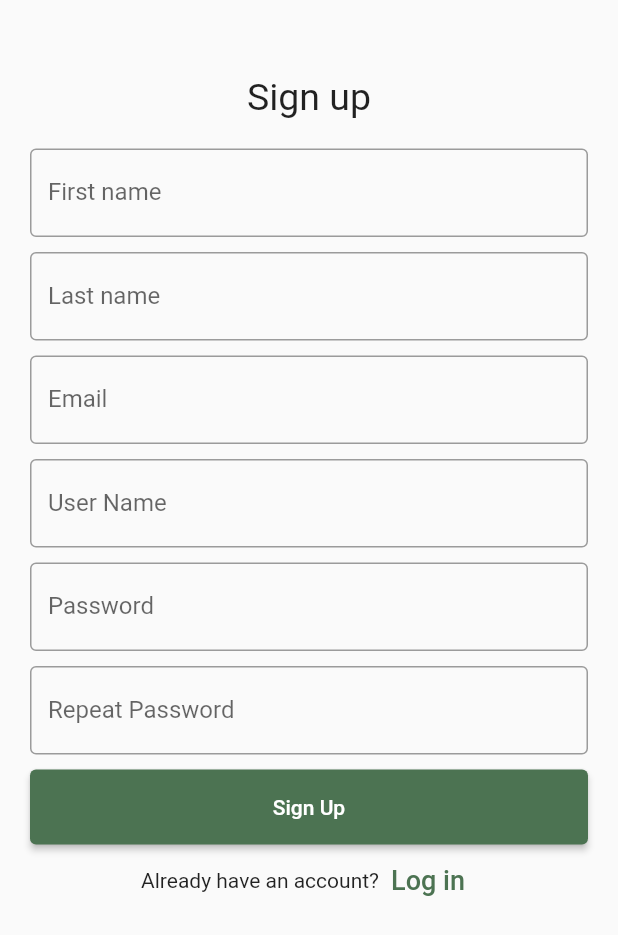
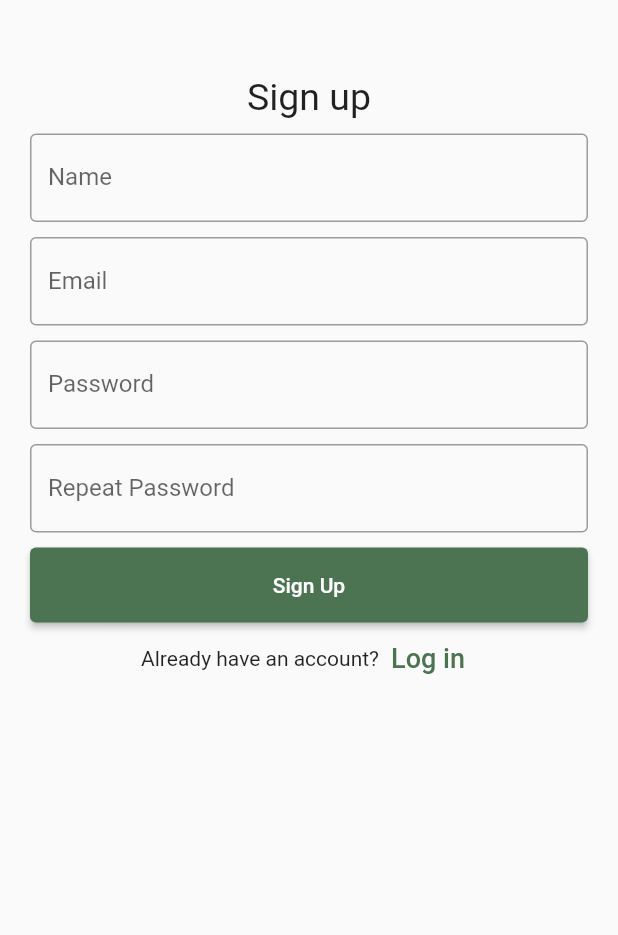
Before and after one commit to quinton2k/english-learning-for-children, a Flutter app: the SignUp screen opened directly, on a phone screen of 412 x 824 dp. Shown: the top 935 px of the screen. Run offline on Flutter 3.47's test engine with Material 2 defaults, Android fonts, the phone set to English and light mode, and no system bars; our stand-ins replace audioplayers, font_awesome_flutter, just_audio, rflutter_alert; missing offline and left inert: word_search.

Commit message:
removing some file in signup + login

```diff
--- a/lib/main.dart
+++ b/lib/main.dart
@@ -5,6 +5,7 @@ import 'package:learning_english/games/true_false_questions.dart';
 import 'package:learning_english/games/word_find_puzzle.dart';
 import 'package:learning_english/screens/landing_page.dart';
 import 'package:learning_english/screens/sidebar.dart';
+import 'package:learning_english/screens/signup.dart';
 import 'package:learning_english/screens/topic_page.dart';
 import 'package:learning_english/screens/topic_vocabularies.dart';
 import 'package:learning_english/screens/vocabulary_detail.dart';
@@ -14,7 +15,7 @@ void main() {
     const MaterialApp(
       debugShowCheckedModeBanner: false,
       home: Scaffold(
-        body: LandingPage(),
+        body: SignUp(),
       ),
     ),
   );
--- a/lib/screens/login.dart
+++ b/lib/screens/login.dart
@@ -11,6 +11,7 @@ class Login extends StatefulWidget {
 class _LoginState extends State<Login> {
   TextEditingController usernameController = TextEditingController();
   TextEditingController passwordController = TextEditingController();
+
   @override
   Widget build(BuildContext context) {
     return Padding(
--- a/lib/screens/signup.dart
+++ b/lib/screens/signup.dart
@@ -31,23 +31,13 @@ class _SignUpState extends State<SignUp> {
               ),
             ),
             Container(
-              padding: const EdgeInsets.all(10.0),
-              child: TextField(
-                controller: firstNameController,
-                decoration: const InputDecoration(
-                  border: OutlineInputBorder(),
-                  labelText: 'First name',
-                ),
-              ),
-            ),
-            Container(
               padding: const EdgeInsets.fromLTRB(10.0, 0.0, 10.0, 10.0),
               child: TextField(
                 obscureText: true,
                 controller: lastNameController,
                 decoration: const InputDecoration(
                   border: OutlineInputBorder(),
-                  labelText: 'Last name',
+                  labelText: 'Name',
                 ),
               ),
             ),
@@ -58,16 +48,6 @@ class _SignUpState extends State<SignUp> {
                 decoration: const InputDecoration(
                   border: OutlineInputBorder(),
                   labelText: 'Email',
-                ),
-              ),
-            ),
-            Container(
-              padding: const EdgeInsets.fromLTRB(10.0, 0.0, 10.0, 10.0),
-              child: TextField(
-                controller: usernameController,
-                decoration: const InputDecoration(
-                  border: OutlineInputBorder(),
-                  labelText: 'User Name',
                 ),
               ),
             ),
```
